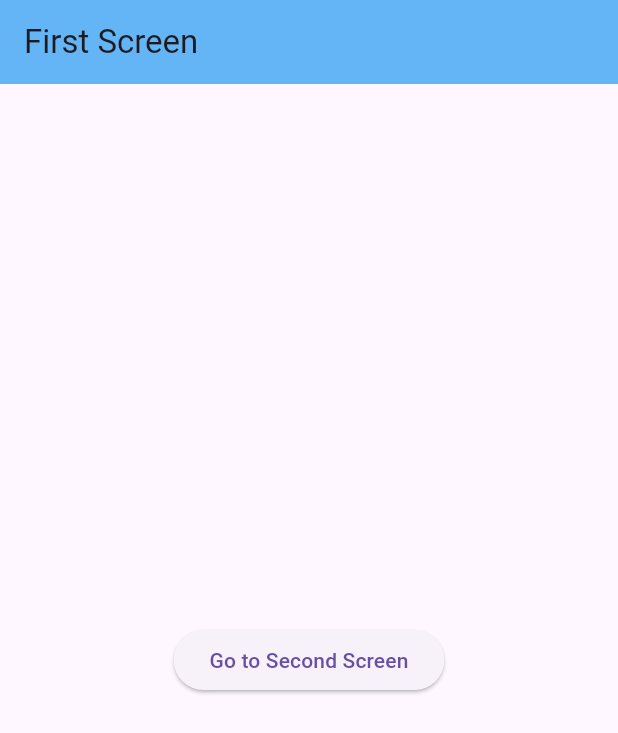
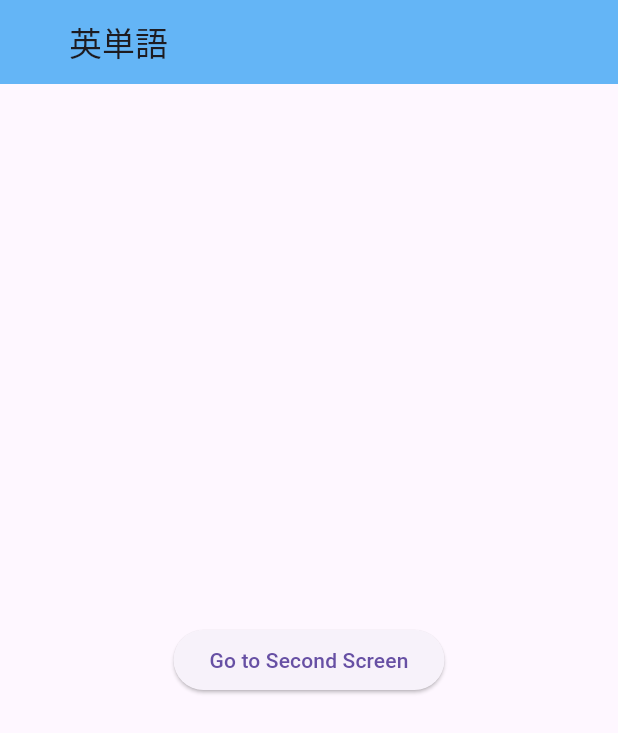
Before and after one commit to ape-kill-readers/ex3_flutter_quizApp, a Flutter app: the screen it shows after launch, on a phone screen of 412 x 824 dp. Shown: the top 733 px of the screen. Run offline on Flutter 3.47's test engine with Material 3 defaults, Android fonts, the phone set to English and light mode, and no system bars.

Commit message:
add: padding in appbar

```diff
--- a/lib/screens/first_screen.dart
+++ b/lib/screens/first_screen.dart
@@ -7,7 +7,10 @@ class FirstScreen extends StatelessWidget {
   Widget build(BuildContext context) {
     return Scaffold(
       appBar: AppBar(
-        title: const Text('First Screen'),
+        title: const Padding(
+          padding: EdgeInsets.symmetric(horizontal: 30.0),
+          child: Text('英単語'),
+        ),
         backgroundColor: Colors.blue[300],
       ),
       body: Center(
```
